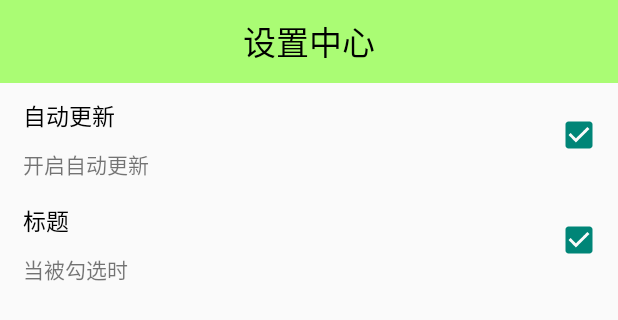
After one commit to luoyong199402/PhoneSafe, an Android app: the layout activity_setting.xml on its own in the app's theme, with its tools: preview values and no code run, on a phone screen of 412 x 824 dp. The commit adds this screen. Shown: the top 320 px of the screen. Run offline under Robolectric (Android 15) with nearby library versions, the phone set to English and light mode, and no system bars.

```diff
--- /dev/null
+++ b/app/src/main/res/layout/activity_setting.xml
@@ -0,0 +1,32 @@
+<?xml version="1.0" encoding="utf-8"?>
+<LinearLayout xmlns:android="http://schemas.android.com/apk/res/android"
+    xmlns:ly="http://schemas.android.com/apk/res-auto"
+    xmlns:tools="http://schemas.android.com/tools"
+    android:layout_width="match_parent"
+    android:layout_height="match_parent"
+    android:orientation="vertical"
+    tools:context="com.android.phone.safe.SettingActivity">
+
+    <TextView
+        style="@style/ActivityHead"
+        android:text="设置中心"/>
+
+    <com.android.phone.safe.ui.SettingItem
+        android:id="@+id/auto_update"
+        ly:title="自动更新"
+        ly:desc_on="开启自动更新"
+        ly:desc_off="关闭自动更新"
+        ly:checked="true"
+        android:layout_width="match_parent"
+        android:layout_height="70dp"/>
+
+    <com.android.phone.safe.ui.SettingItem
+        android:id="@+id/test"
+        ly:title="标题"
+        ly:desc_on="当被勾选时"
+        ly:desc_off="当没有勾选时"
+        ly:checked="true"
+        android:layout_width="match_parent"
+        android:layout_height="70dp"/>
+
+</LinearLayout>
--- /dev/null
+++ b/app/src/main/res/layout/item_setting.xml
@@ -0,0 +1,41 @@
+<?xml version="1.0" encoding="utf-8"?>
+<RelativeLayout xmlns:android="http://schemas.android.com/apk/res/android"
+    android:layout_width="match_parent"
+    android:layout_height="match_parent">
+
+    <TextView
+        android:id="@+id/title"
+        android:layout_marginTop="10dp"
+        android:layout_marginLeft="15dp"
+        android:layout_width="wrap_content"
+        android:layout_height="wrap_content"
+        android:textColor="#000000"
+        android:textSize="15sp"
+        android:text="选项"/>
+
+    <TextView
+        android:id="@+id/desc"
+        android:layout_alignLeft="@id/title"
+        android:layout_below="@id/title"
+        android:layout_marginTop="10dp"
+        android:layout_width="wrap_content"
+        android:layout_height="wrap_content"
+        android:textSize="14sp"
+        android:text="描述信息"/>
+
+    <CheckBox
+        android:layout_marginRight="10dp"
+        android:layout_centerVertical="true"
+        android:layout_alignParentRight="true"
+        android:id="@+id/is_checked"
+        android:layout_width="wrap_content"
+        android:layout_height="wrap_content" />
+
+    <TextView
+        android:layout_marginTop="10dp"
+        android:layout_below="@id/desc"
+        android:layout_width="match_parent"
+        android:layout_height="1dp"
+        android:background="#cccccc"/>
+
+</RelativeLayout>
--- a/app/src/main/res/values/dimens.xml
+++ b/app/src/main/res/values/dimens.xml
@@ -2,4 +2,5 @@
     <!-- Default screen margins, per the Android Design guidelines. -->
     <dimen name="activity_horizontal_margin">16dp</dimen>
     <dimen name="activity_vertical_margin">16dp</dimen>
+    <dimen name="fab_margin">16dp</dimen>
 </resources>
--- a/app/src/main/res/values/strings.xml
+++ b/app/src/main/res/values/strings.xml
@@ -1,3 +1,4 @@
 <resources>
     <string name="app_name">手机卫士</string>
+    <string name="title_activity_setting">SettingActivity</string>
 </resources>
--- a/app/src/main/res/values/styles.xml
+++ b/app/src/main/res/values/styles.xml
@@ -8,4 +8,17 @@
         <item name="colorAccent">@color/colorAccent</item>
     </style>
 
+    <style name="ActivityHead">
+        <item name="android:layout_height">55dp</item>
+        <item name="android:gravity">center</item>
+        <item name="android:textColor">#000000</item>
+        <item name="android:textSize">22sp</item>
+        <item name="android:background">#8866ff00</item>
+        <item name="android:layout_width">match_parent</item>
+    </style>
+
+    <style name="AppBarOverlay" parent="ThemeOverlay.AppCompat.Dark.ActionBar" />
+
+    <style name="PopupOverlay" parent="ThemeOverlay.AppCompat.Light" />
+
 </resources>
```
Also changed, not shown: app/src/main/res/layout/activity_home.xml (+21 -10 lines), app/src/main/res/layout/content_setting.xml (added, +11 -0 lines), app/src/main/res/layout/item_home_menu.xml (added, +21 -0 lines), app/src/main/res/values/attr.xml (added, +9 -0 lines), app/src/main/res/drawable/app.png (added), app/src/main/res/drawable/atools.png (added), app/src/main/res/drawable/callmsgsafe.png (added), app/src/main/res/drawable/netmanager.png (added), app/src/main/res/drawable/safe.png (added), app/src/main/res/drawable/settings.png (added), app/src/main/res/drawable/sysoptimize.png (added), app/src/main/res/drawable/taskmanager.png (added), app/src/main/res/drawable/trojan.png (added).
